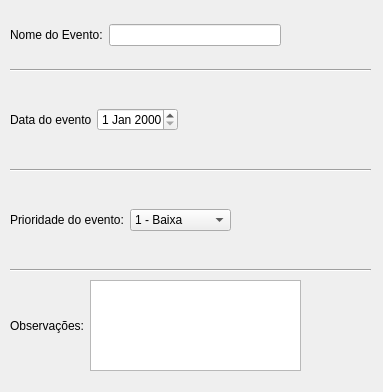
This is nova_tarefa.ui in bernardomours/taskmanagerproject as Qt 5 draws it before an edit. The edited form follows.
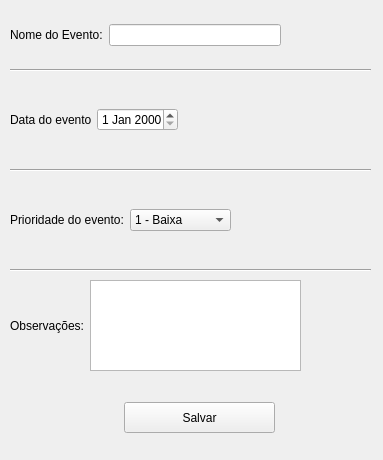
This is the edited form.

Commit message: adicao de nova tabela e botoes

```diff
--- a/nova_tarefa.ui
+++ b/nova_tarefa.ui
@@ -7,7 +7,7 @@
     <x>0</x>
     <y>0</y>
     <width>383</width>
-    <height>392</height>
+    <height>460</height>
    </rect>
   </property>
   <property name="minimumSize">
@@ -19,7 +19,7 @@
   <property name="maximumSize">
    <size>
     <width>383</width>
-    <height>392</height>
+    <height>460</height>
    </size>
   </property>
   <property name="windowTitle">
@@ -169,6 +169,19 @@
      </item>
     </layout>
    </widget>
+   <widget class="QPushButton" name="pushButton_salvar">
+    <property name="geometry">
+     <rect>
+      <x>124</x>
+      <y>402</y>
+      <width>151</width>
+      <height>31</height>
+     </rect>
+    </property>
+    <property name="text">
+     <string>Salvar</string>
+    </property>
+   </widget>
   </widget>
  </widget>
  <resources/>
```
Left out of the diff: 16 changed lines with no effect on the pictures. The commit also changes 9 other files.
